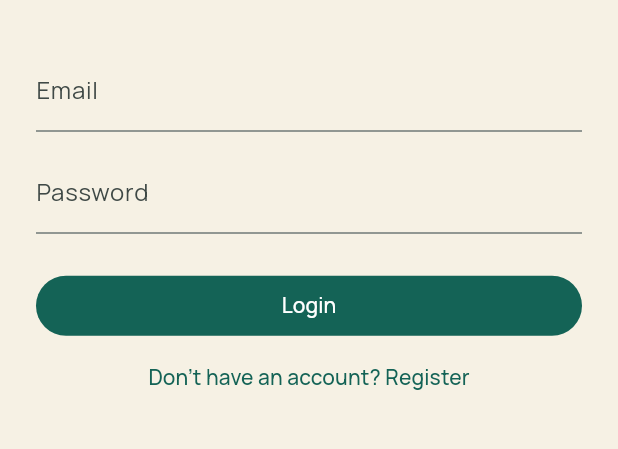
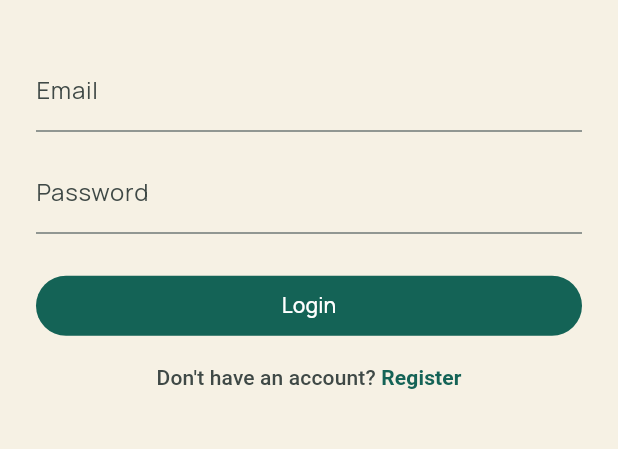
Before and after one commit to Zaki003/deenroutine, a Flutter app: the screen it shows after launch, on a phone screen of 412 x 824 dp, the part 532-981 px from its top. Run offline on Flutter 3.47's test engine with Material 3 defaults, Android fonts, the phone set to English and light mode, and no system bars; our stand-ins replace cloud_firestore, firebase_analytics, firebase_auth, firebase_core, flutter_local_notifications, flutter_timezone and 5 more; accounts and stored records are empty.

Commit message:
Make the register prompt theme-aware and easier to notice
The "Don't have an account? Register" link rendered as one uniformly
colored TextButton, so the actionable word never stood out from the
question - and in dark mode the situation was worse: colorScheme.primary
(the same fixed brand teal used in light mode) only clears WCAG AA
contrast against the light cream background (6.3:1), dropping to 2.1:1
against the dark scaffold.

Split into two spans - a muted onSurfaceVariant question and a bold
"Register" - and made the accent color theme-aware: brand teal in light
mode (unchanged, still 6.3:1), the gold secondary accent in dark mode
(6.3:1 against the dark background, reusing the color this app already
treats as its "highlighted" accent elsewhere). Split registerPrompt into
registerPromptQuestion/registerPromptAction in both .arb files so each
half can be translated independently.

Verified on a Pixel 7 emulator in both light and dark mode.

Co-Authored-By: Claude Sonnet 5 <noreply@anthropic.com>

```diff
--- a/lib/l10n/app_bn.arb
+++ b/lib/l10n/app_bn.arb
@@ -9,7 +9,8 @@
   "passwordValidatorError": "কমপক্ষে ৬ অক্ষর",
   "requiredValidatorError": "আবশ্যক",
   "loginButton": "লগইন",
-  "registerPrompt": "অ্যাকাউন্ট নেই? নিবন্ধন করুন",
+  "registerPromptQuestion": "অ্যাকাউন্ট নেই?",
+  "registerPromptAction": "নিবন্ধন করুন",
   "createAccountTitle": "অ্যাকাউন্ট তৈরি করুন",
   "fullNameLabel": "পূর্ণ নাম",
   "registerButton": "নিবন্ধন করুন",
--- a/lib/l10n/app_en.arb
+++ b/lib/l10n/app_en.arb
@@ -9,7 +9,8 @@
   "passwordValidatorError": "Min 6 characters",
   "requiredValidatorError": "Required",
   "loginButton": "Login",
-  "registerPrompt": "Don't have an account? Register",
+  "registerPromptQuestion": "Don't have an account?",
+  "registerPromptAction": "Register",
   "createAccountTitle": "Create Account",
   "fullNameLabel": "Full name",
   "registerButton": "Register",
--- a/lib/l10n/app_localizations.dart
+++ b/lib/l10n/app_localizations.dart
@@ -140,11 +140,17 @@ abstract class AppLocalizations {
   /// **'Login'**
   String get loginButton;
 
-  /// No description provided for @registerPrompt.
-  ///
-  /// In en, this message translates to:
-  /// **'Don\'t have an account? Register'**
-  String get registerPrompt;
+  /// No description provided for @registerPromptQuestion.
+  ///
+  /// In en, this message translates to:
+  /// **'Don\'t have an account?'**
+  String get registerPromptQuestion;
+
+  /// No description provided for @registerPromptAction.
+  ///
+  /// In en, this message translates to:
+  /// **'Register'**
+  String get registerPromptAction;
 
   /// No description provided for @createAccountTitle.
   ///
--- a/lib/l10n/app_localizations_bn.dart
+++ b/lib/l10n/app_localizations_bn.dart
@@ -30,7 +30,10 @@ class AppLocalizationsBn extends AppLocalizations {
   String get loginButton => 'লগইন';
 
   @override
-  String get registerPrompt => 'অ্যাকাউন্ট নেই? নিবন্ধন করুন';
+  String get registerPromptQuestion => 'অ্যাকাউন্ট নেই?';
+
+  @override
+  String get registerPromptAction => 'নিবন্ধন করুন';
 
   @override
   String get createAccountTitle => 'অ্যাকাউন্ট তৈরি করুন';
--- a/lib/l10n/app_localizations_en.dart
+++ b/lib/l10n/app_localizations_en.dart
@@ -30,7 +30,10 @@ class AppLocalizationsEn extends AppLocalizations {
   String get loginButton => 'Login';
 
   @override
-  String get registerPrompt => 'Don\'t have an account? Register';
+  String get registerPromptQuestion => 'Don\'t have an account?';
+
+  @override
+  String get registerPromptAction => 'Register';
 
   @override
   String get createAccountTitle => 'Create Account';
--- a/lib/screens/auth/login_screen.dart
+++ b/lib/screens/auth/login_screen.dart
@@ -93,7 +93,33 @@ class _LoginScreenState extends State<LoginScreen> {
                         MaterialPageRoute(
                             builder: (_) => const RegisterScreen()),
                       ),
-                      child: Text(l10n.registerPrompt),
+                      child: Text.rich(
+                        TextSpan(
+                          children: [
+                            TextSpan(
+                              text: '${l10n.registerPromptQuestion} ',
+                              style: TextStyle(
+                                  color: Theme.of(context)
+                                      .colorScheme
+                                      .onSurfaceVariant),
+                            ),
+                            TextSpan(
+                              text: l10n.registerPromptAction,
+                              style: TextStyle(
+                                  // The brand teal only clears WCAG AA against
+                                  // the cream light-mode background (6.3:1) -
+                                  // against the dark scaffold it drops to
+                                  // 2.1:1, so dark mode uses the gold accent
+                                  // (6.3:1 there) instead.
+                                  color: Theme.of(context).brightness ==
+                                          Brightness.dark
+                                      ? Theme.of(context).colorScheme.secondary
+                                      : Theme.of(context).colorScheme.primary,
+                                  fontWeight: FontWeight.w600),
+                            ),
+                          ],
+                        ),
+                      ),
                     ),
                   ],
                 ),
```
